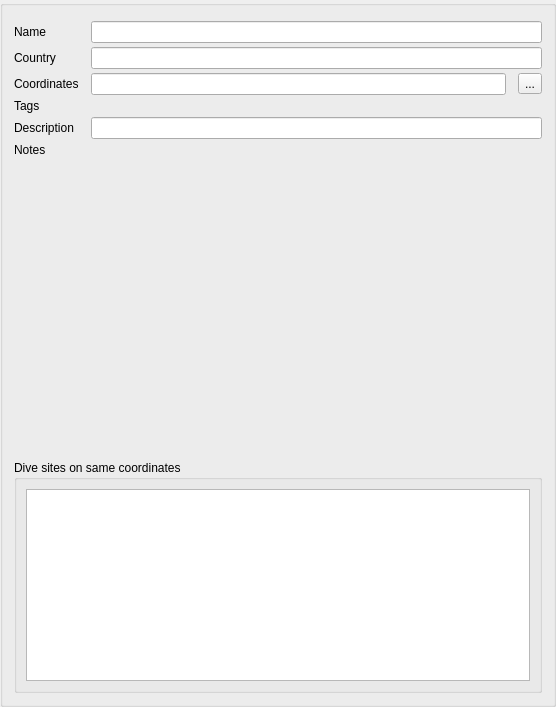
Old version of the form desktop-widgets/locationinformation.ui in the repository subsurface/subsurface.
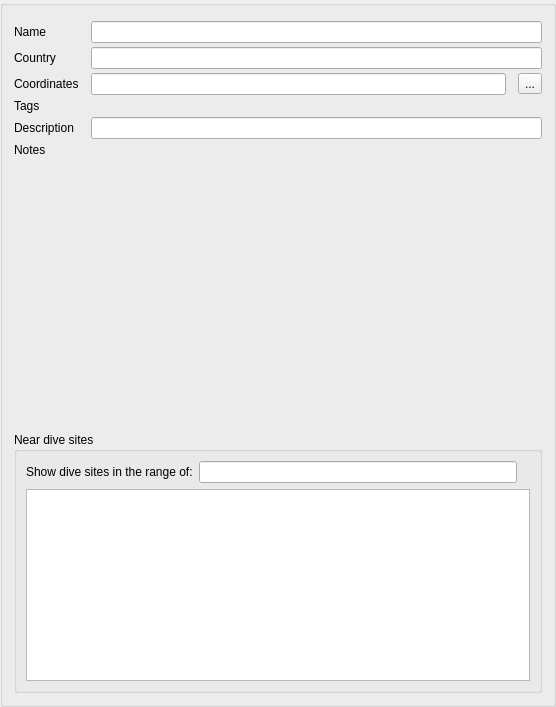
New version of the form. Icons and pictures are not drawn. Custom widgets are drawn as their Qt base class.

Commit message:
Dive site: add proximity field to dive site list
Merging dive sites is currently only possible if dive sites are at
the exact same position.

Introduce a field where the user can enter a distance up to which all
dive sites should be listed. These can then be merged.

```diff
--- a/desktop-widgets/locationinformation.ui
+++ b/desktop-widgets/locationinformation.ui
@@ -94,9 +94,30 @@
    <item row="9" column="0" colspan="5">
     <widget class="QGroupBox" name="diveSiteGroupBox">
      <property name="title">
-      <string>Dive sites on same coordinates</string>
+      <string>Near dive sites</string>
      </property>
      <layout class="QVBoxLayout" name="verticalLayout">
+      <item>
+       <layout class="QHBoxLayout" name="horizontalLayout">
+        <item>
+         <widget class="QLabel" name="label_8">
+          <property name="text">
+           <string>Show dive sites in the range of:</string>
+          </property>
+         </widget>
+        </item>
+        <item>
+         <widget class="QLineEdit" name="diveSiteDistance"/>
+        </item>
+        <item>
+         <widget class="QLabel" name="diveSiteDistanceUnits">
+          <property name="text">
+           <string></string>
+          </property>
+         </widget>
+        </item>
+       </layout>
+      </item>
       <item>
        <widget class="QListView" name="diveSiteListView">
         <property name="sizePolicy">
```
The commit also changes 4 other files.
